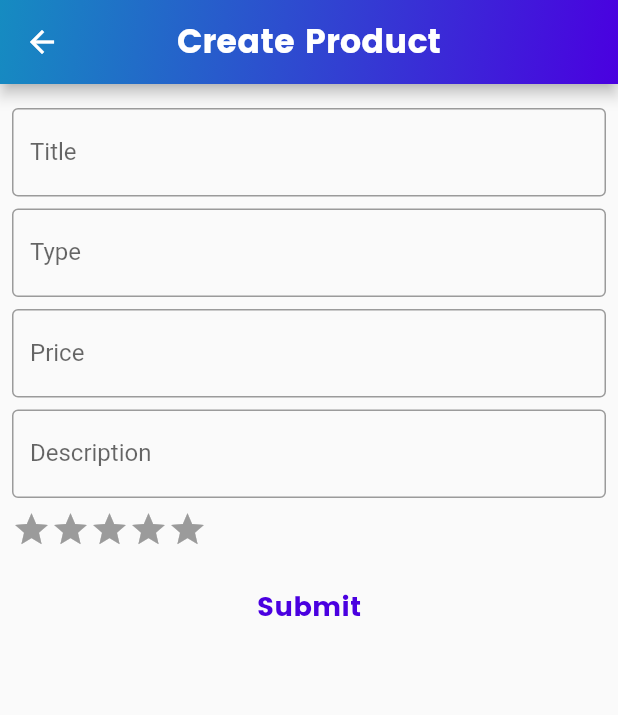
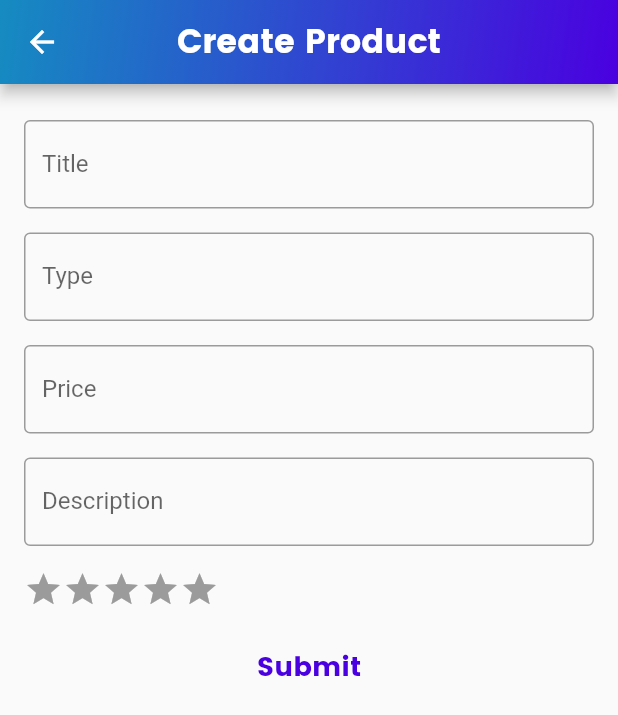
Before and after one commit to italoguasti/product_list_flutter_app_getx, a Flutter app: the screen it shows after launch, after a tap on the "add" icon, on a phone screen of 412 x 824 dp. Shown: the top 715 px of the screen. Run offline on Flutter 3.47's test engine with Material 2 defaults, Android fonts, the light colour scheme and no system bars; drawn by our look-alikes of flutter_rating_bar; our stand-ins replace dio, firebase_core, flutter_svg, get; accounts and stored records are empty; network calls fail.

Commit message:
add padding create page

```diff
--- a/lib/pages/create_page.dart
+++ b/lib/pages/create_page.dart
@@ -51,7 +51,7 @@ class _CreateProductPageState extends State<CreateProductPage> {
         ),
       ),
       body: Padding(
-        padding: const EdgeInsets.all(8.0),
+        padding: const EdgeInsets.all(16.0),
         child: Form(
           key: _formKey,
           autovalidateMode: AutovalidateMode.onUserInteraction,
@@ -67,7 +67,7 @@ class _CreateProductPageState extends State<CreateProductPage> {
                     FocusScope.of(context).requestFocus(_typeFocus),
                 validator: (v) => MyTitle(v!).validator(),
               ),
-              const SizedBox(height: 8.0),
+              const SizedBox(height: 16.0),
               MyTextFormField(
                 labelText: 'Type',
                 controller: _typeController,
@@ -78,7 +78,7 @@ class _CreateProductPageState extends State<CreateProductPage> {
                     FocusScope.of(context).requestFocus(_priceFocus),
                 validator: (v) => MyType(v!).validator(),
               ),
-              const SizedBox(height: 8.0),
+              const SizedBox(height: 16.0),
               MyTextFormField(
                 labelText: 'Price',
                 controller: _priceController,
@@ -91,7 +91,7 @@ class _CreateProductPageState extends State<CreateProductPage> {
                 //O erro do preço está no inputFormatter
                 inputFormatters: [CurrencyInputFormatter()],
               ),
-              const SizedBox(height: 8.0),
+              const SizedBox(height: 16.0),
               MyTextFormField(
                 labelText: 'Description',
                 controller: _descriptionController,
@@ -100,7 +100,7 @@ class _CreateProductPageState extends State<CreateProductPage> {
                 focusNode: _descriptionFocus,
                 validator: (v) => MyDescription(v!).validator(),
               ),
-              const SizedBox(height: 8.0),
+              const SizedBox(height: 16.0),
               CustomRating(
                 initialRating: _rating,
                 onRatingUpdate: (rating) {
```
